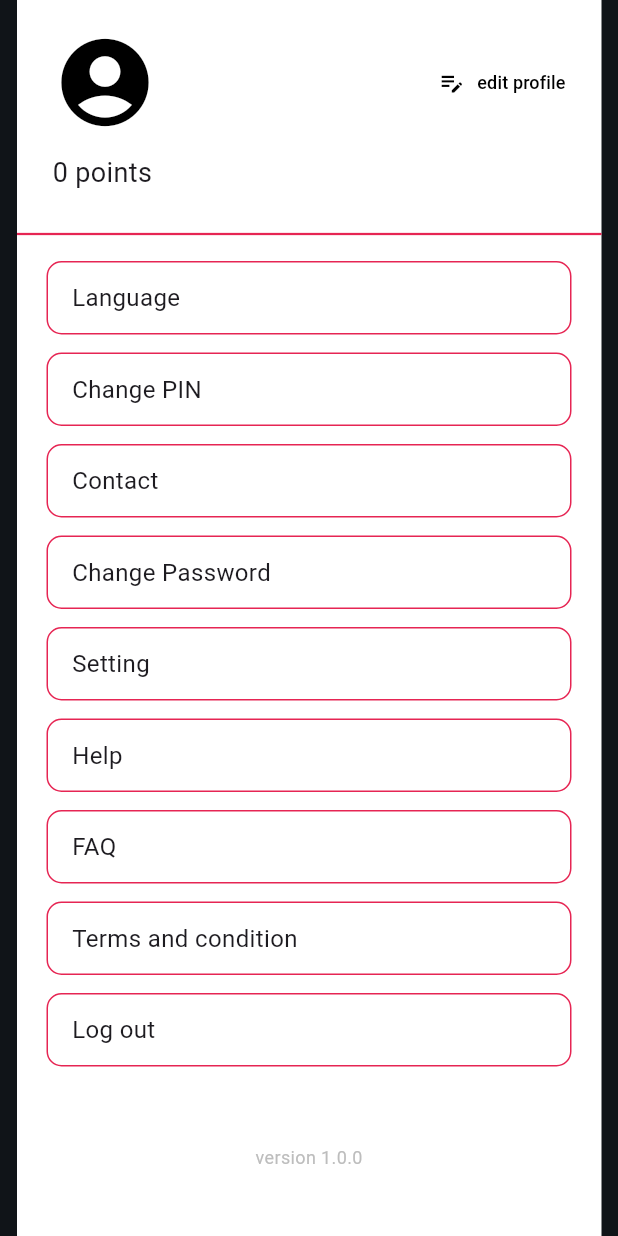
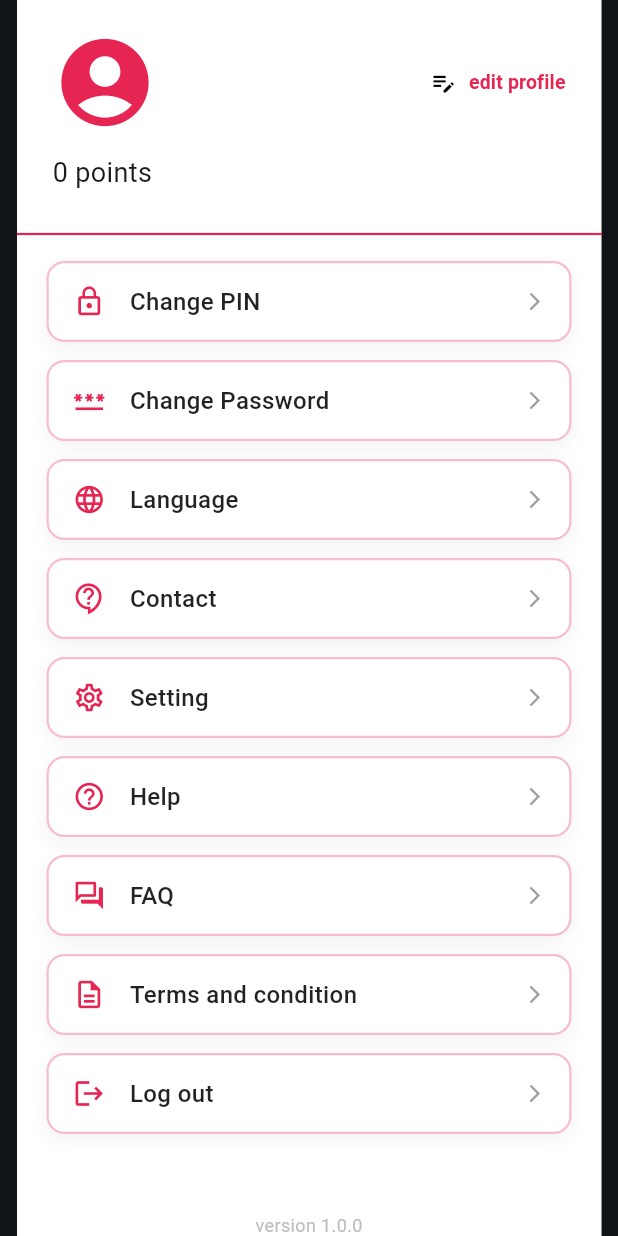
Before and after one commit to TenNatthaphong/shakey_frontend, a Flutter app: the MorePage screen opened by its route, on a phone screen of 412 x 824 dp. Run offline on Flutter 3.47's test engine with Material 3 defaults, Android fonts, the phone set to English and light mode, and no system bars; our stand-ins replace dio, shared_preferences; accounts and stored records are empty; network calls fail.

Commit message:
more page fix

```diff
--- a/lib/pages/more_page.dart
+++ b/lib/pages/more_page.dart
@@ -112,7 +112,7 @@ class _MorePageState extends State<MorePage> {
                         const Icon(
                           Icons.account_circle,
                           size: 70,
-                          color: Colors.black,
+                          color: AppColor.primaryRed,
                         ),
                         const SizedBox(width: 16),
                         Expanded(
@@ -155,7 +155,11 @@ class _MorePageState extends State<MorePage> {
                           ),
                           label: const Text(
                             'edit profile',
-                            style: TextStyle(color: Colors.black, fontSize: 12),
+                            style: TextStyle(
+                              color: AppColor.primaryRed,
+                              fontSize: 13,
+                              fontWeight: FontWeight.bold,
+                            ),
                           ),
                           style: TextButton.styleFrom(
                             padding: EdgeInsets.zero,
@@ -185,9 +189,9 @@ class _MorePageState extends State<MorePage> {
                 padding: const EdgeInsets.symmetric(horizontal: 20),
                 child: Column(
                   children: [
-                    _buildMenuOption('Language'),
                     _buildMenuOption(
                       'Change PIN',
+                      icon: Icons.lock_outline,
                       onTap: () {
                         Navigator.of(context).pushNamed(
                           AppRoutes.pinPage,
@@ -195,9 +199,9 @@ class _MorePageState extends State<MorePage> {
                         );
                       },
                     ),
-                    _buildMenuOption('Contact'),
                     _buildMenuOption(
                       'Change Password',
+                      icon: Icons.password_outlined,
                       onTap: (_isLoadingProfile || _isActionLoading)
                           ? null
                           : _changePassword,
@@ -212,12 +216,24 @@ class _MorePageState extends State<MorePage> {
                             )
                           : null,
                     ),
-                    _buildMenuOption('Setting'),
-                    _buildMenuOption('Help'),
-                    _buildMenuOption('FAQ'),
-                    _buildMenuOption('Terms and condition'),
+                    _buildMenuOption('Language', icon: Icons.language),
+                    _buildMenuOption(
+                      'Contact',
+                      icon: Icons.contact_support_outlined,
+                    ),
+                    _buildMenuOption('Setting', icon: Icons.settings_outlined),
+                    _buildMenuOption('Help', icon: Icons.help_outline),
+                    _buildMenuOption(
+                      'FAQ',
+                      icon: Icons.question_answer_outlined,
+                    ),
+                    _buildMenuOption(
+                      'Terms and condition',
+                      icon: Icons.description_outlined,
+                    ),
                     _buildMenuOption(
                       'Log out',
+                      icon: Icons.logout,
                       onTap: () async {
                         await AuthService.instance.logout();
                         if (mounted) {
@@ -246,6 +262,7 @@ class _MorePageState extends State<MorePage> {
 
   Widget _buildMenuOption(
     String title, {
+    required IconData icon,
     VoidCallback? onTap,
     Widget? trailing,
   }) {
@@ -254,20 +271,40 @@ class _MorePageState extends State<MorePage> {
       child: Container(
         width: double.infinity,
         margin: const EdgeInsets.only(bottom: 12),
-        padding: const EdgeInsets.symmetric(vertical: 12, horizontal: 16),
+        padding: const EdgeInsets.symmetric(vertical: 14, horizontal: 16),
         decoration: BoxDecoration(
           color: Colors.white,
-          borderRadius: BorderRadius.circular(10),
-          border: Border.all(color: AppColor.primaryRed, width: 1),
+          borderRadius: BorderRadius.circular(12),
+          border: Border.all(
+            color: AppColor.primaryRed.withOpacity(0.3),
+            width: 1.5,
+          ),
+          boxShadow: [
+            BoxShadow(
+              color: Colors.black.withOpacity(0.05),
+              blurRadius: 10,
+              offset: const Offset(0, 4),
+            ),
+          ],
         ),
         child: Row(
-          mainAxisAlignment: MainAxisAlignment.spaceBetween,
           children: [
-            Text(
-              title,
-              style: const TextStyle(fontSize: 16, fontWeight: FontWeight.w400),
+            Icon(icon, color: AppColor.primaryRed, size: 22),
+            const SizedBox(width: 16),
+            Expanded(
+              child: Text(
+                title,
+                style: const TextStyle(
+                  fontSize: 16,
+                  fontWeight: FontWeight.w500,
+                  color: Colors.black87,
+                ),
+              ),
             ),
-            if (trailing != null) trailing,
+            if (trailing != null)
+              trailing
+            else
+              const Icon(Icons.arrow_forward_ios, size: 14, color: Colors.grey),
           ],
         ),
       ),
```
